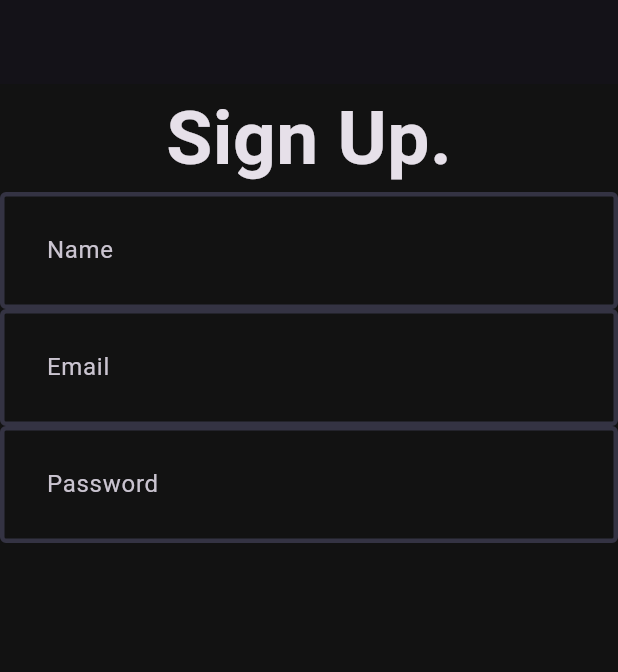
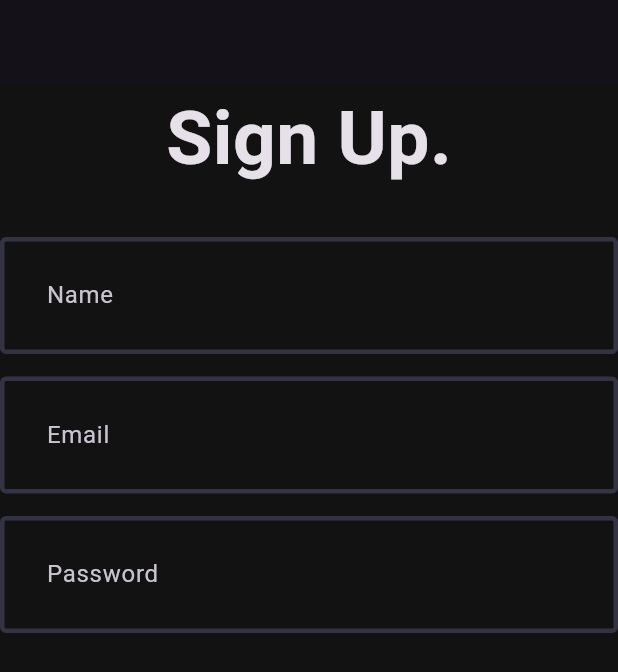
Before and after one commit to churchillotiende/music_app, a Flutter app: the screen it shows after launch, on a phone screen of 412 x 824 dp. Shown: the top 672 px of the screen. Run offline on Flutter 3.47's test engine with Material 3 defaults, Android fonts, the phone set to English and light mode, and no system bars.

Commit message:
chore: adds sizeBox widget for spacing

```diff
--- a/client/lib/features/auth/view/pages/signup_page.dart
+++ b/client/lib/features/auth/view/pages/signup_page.dart
@@ -22,10 +22,19 @@ class _SignUpPageState extends State<SignUpPage> {
               fontWeight: FontWeight.bold,
             ),
           ),
+          const SizedBox(
+            height: 30,
+          ),
           CustomField(
             hintText: "Name",
           ),
+          const SizedBox(
+            height: 15,
+          ),
           CustomField(hintText: "Email"),
+          const SizedBox(
+            height: 15,
+          ),
           CustomField(hintText: "Password"),
         ],
       ),
```
